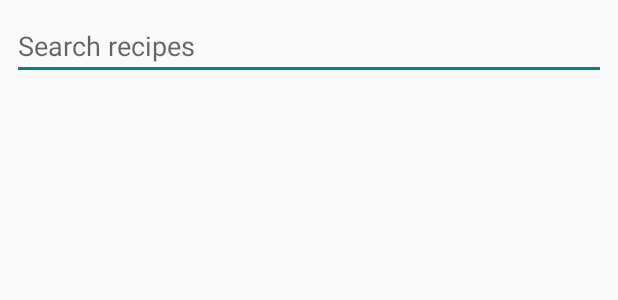
After one commit to dr-majstorovic/leftoverflow, an Android app built with Jetpack Compose: the layout activity_search.xml on its own in the app's theme, with its tools: preview values and no code run, on a phone screen of 412 x 824 dp. The commit adds this screen. Shown: the top 300 px of the screen. Run offline under Robolectric (Android 15) with nearby library versions, the light colour scheme and no system bars.

Commit message:
added SearchActivity

```diff
--- a/app/build.gradle.kts
+++ b/app/build.gradle.kts
@@ -51,6 +51,7 @@ dependencies {
     implementation(libs.androidx.material3)
     implementation(libs.androidx.navigation.compose)
     implementation(libs.androidx.foundation)
+    implementation(libs.androidx.recyclerview)
     testImplementation(libs.junit)
     androidTestImplementation(libs.androidx.junit)
     androidTestImplementation(libs.androidx.espresso.core)
@@ -68,4 +69,5 @@ dependencies {
     // Lifecycle / ViewModel
     implementation("androidx.lifecycle:lifecycle-viewmodel-ktx:2.8.4")
     implementation("androidx.lifecycle:lifecycle-livedata-ktx:2.8.4")
+    implementation ("com.google.android.material:material:1.12.0")
 }
--- a/app/src/main/AndroidManifest.xml
+++ b/app/src/main/AndroidManifest.xml
@@ -22,6 +22,10 @@
                 <category android:name="android.intent.category.LAUNCHER" />
             </intent-filter>
         </activity>
+        <activity
+            android:name=".ui.SearchActivity"
+            android:exported="true"/>
+
     </application>
 
 </manifest>
--- /dev/null
+++ b/app/src/main/res/layout/activity_search.xml
@@ -0,0 +1,26 @@
+<?xml version="1.0" encoding="utf-8"?>
+<LinearLayout xmlns:android="http://schemas.android.com/apk/res/android"
+    xmlns:app="http://schemas.android.com/apk/res-auto"
+    android:layout_width="match_parent"
+    android:layout_height="match_parent"
+    android:orientation="vertical"
+    android:padding="8dp">
+
+    <!-- Search bar -->
+    <EditText
+        android:id="@+id/searchInput"
+        android:layout_width="match_parent"
+        android:layout_height="wrap_content"
+        android:hint="Search recipes"
+        android:imeOptions="actionSearch"
+        android:inputType="text" />
+
+    <!-- RecyclerView for results -->
+    <androidx.recyclerview.widget.RecyclerView
+        android:id="@+id/resultsRecycler"
+        android:layout_width="match_parent"
+        android:layout_height="match_parent"
+        android:paddingTop="8dp"
+        android:scrollbars="vertical" />
+
+</LinearLayout>
--- a/gradle/libs.versions.toml
+++ b/gradle/libs.versions.toml
@@ -10,6 +10,7 @@ activityCompose = "1.10.1"
 composeBom = "2024.09.00"
 navigationCompose = "2.9.3"
 foundation = "1.9.0"
+recyclerview = "1.4.0"
 
 [libraries]
 androidx-core-ktx = { group = "androidx.core", name = "core-ktx", version.ref = "coreKtx" }
@@ -28,6 +29,7 @@ androidx-ui-test-junit4 = { group = "androidx.compose.ui", name = "ui-test-junit
 androidx-material3 = { group = "androidx.compose.material3", name = "material3" }
 androidx-navigation-compose = { group = "androidx.navigation", name = "navigation-compose", version.ref = "navigationCompose" }
 androidx-foundation = { group = "androidx.compose.foundation", name = "foundation", version.ref = "foundation" }
+androidx-recyclerview = { group = "androidx.recyclerview", name = "recyclerview", version.ref = "recyclerview" }
 
 [plugins]
 android-application = { id = "com.android.application", version.ref = "agp" }
```
Also changed, not shown: app/src/main/java/com/example/leftoverflow/MainActivity.kt (+20 -9 lines), app/src/main/java/com/example/leftoverflow/data/model/Recipe.kt (added, +8 -0 lines), app/src/main/java/com/example/leftoverflow/ui/SearchActivity.kt (added, +54 -0 lines), app/src/main/java/com/example/leftoverflow/ui/adapter/RecipeAdapter.kt (added, +39 -0 lines), app/src/main/res/layout/item_recipe.xml (added, +57 -0 lines), app/src/main/res/drawable/pasta.PNG (added), app/src/main/res/drawable/salad.PNG (added), 1 other file.
